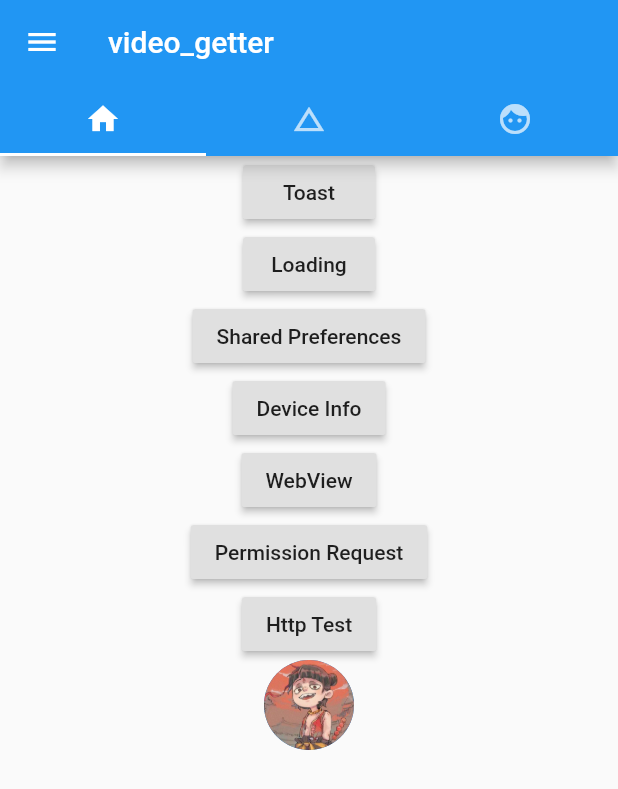
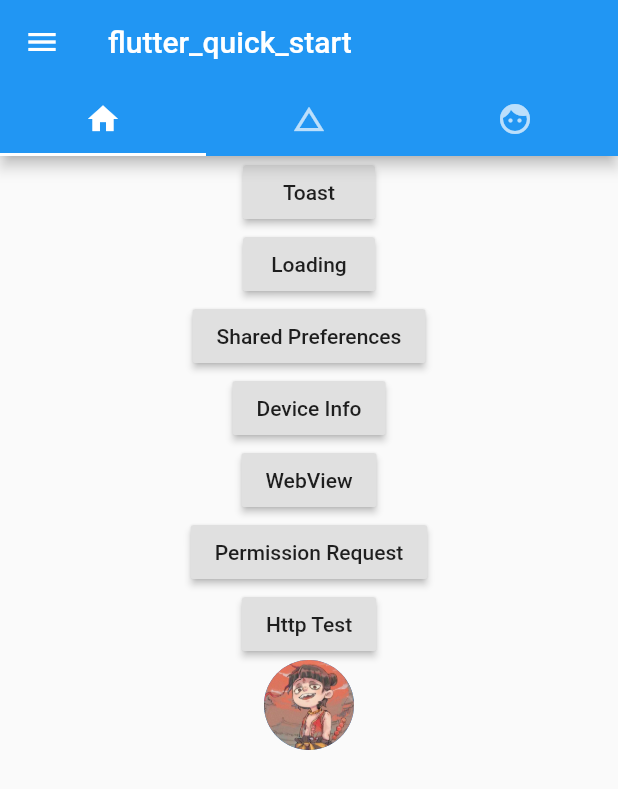
Before and after one commit to RealCoolSnow/VideoGetter, a Flutter app: the screen it shows after launch, on a phone screen of 412 x 824 dp. Shown: the top 789 px of the screen. Run offline on Flutter 3.47's test engine with Material 2 defaults, Android fonts, the phone set to English and light mode, and no system bars; drawn by our look-alikes of flutter_easyloading; our stand-ins replace device_info, dio, fluro, fluttertoast, logger, permission_handler and 2 more; missing offline and left inert: back_button_interceptor; statements that could not run were skipped.

Commit message:
update app

```diff
--- a/app/lib/config/config.dart
+++ b/app/lib/config/config.dart
@@ -10,7 +10,7 @@ import 'package:fluro/fluro.dart';
 class Config {
   /// debug flag
   static const bool debug = true;
-  static const String app = "video_getter";
+  static const String app = "flutter_quick_start";
 
   /// router
   static FluroRouter router;
--- a/app/lib/config/route/route_handlers.dart
+++ b/app/lib/config/route/route_handlers.dart
@@ -8,9 +8,9 @@
 
 import 'package:fluro/fluro.dart';
 import 'package:flutter/material.dart';
-import 'package:video_getter/ui/page/about.dart';
-import 'package:video_getter/ui/page/home.dart';
-import 'package:video_getter/ui/webview/webview.dart';
+import 'package:flutter_quick_start/ui/page/about.dart';
+import 'package:flutter_quick_start/ui/page/home.dart';
+import 'package:flutter_quick_start/ui/webview/webview.dart';
 
 /// home
 var homeHandler = Handler(
--- a/app/lib/config/route/routes.dart
+++ b/app/lib/config/route/routes.dart
@@ -7,7 +7,7 @@
  */
 import 'package:fluro/fluro.dart';
 import 'package:flutter/material.dart';
-import 'package:video_getter/config/route/route_handlers.dart';
+import 'package:flutter_quick_start/config/route/route_handlers.dart';
 
 /// Usage:
 ///
--- a/app/lib/main.dart
+++ b/app/lib/main.dart
@@ -6,6 +6,6 @@
  * @LastEditTime: 2020-09-10 14:23:24
  */
 import 'package:flutter/material.dart';
-import 'package:video_getter/ui/app.dart';
+import 'package:flutter_quick_start/ui/app.dart';
 
 void main() => runApp(App());
--- a/app/lib/service/http/interceptor/interceptor_list.dart
+++ b/app/lib/service/http/interceptor/interceptor_list.dart
@@ -6,8 +6,8 @@
  * @LastEditTime: 2020-09-10 14:24:51
  */
 import 'package:dio/dio.dart';
-import 'package:video_getter/config/config.dart';
-import 'package:video_getter/util/log_util.dart';
+import 'package:flutter_quick_start/config/config.dart';
+import 'package:flutter_quick_start/util/log_util.dart';
 
 class HeaderInterceptor extends Interceptor {
   @override
--- a/app/lib/ui/app.dart
+++ b/app/lib/ui/app.dart
@@ -9,18 +9,18 @@ import 'dart:ui';
 
 import 'package:fluro/fluro.dart';
 import 'package:flutter/material.dart';
-import 'package:video_getter/ui/app_theme.dart';
-import 'package:video_getter/ui/page/home.dart';
-import 'package:video_getter/ui/page/splash_screen.dart';
+import 'package:flutter_quick_start/ui/app_theme.dart';
+import 'package:flutter_quick_start/ui/page/home.dart';
+import 'package:flutter_quick_start/ui/page/splash_screen.dart';
 import 'package:flutter_localizations/flutter_localizations.dart';
-import 'package:video_getter/config/config.dart';
-import 'package:video_getter/config/pref_key.dart';
-import 'package:video_getter/config/route/routes.dart';
-import 'package:video_getter/locale/i18n.dart';
-import 'package:video_getter/locale/locale_util.dart';
-import 'package:video_getter/storage/Pref.dart';
-import 'package:video_getter/util/log_util.dart';
-import 'package:video_getter/util/time_util.dart';
+import 'package:flutter_quick_start/config/config.dart';
+import 'package:flutter_quick_start/config/pref_key.dart';
+import 'package:flutter_quick_start/config/route/routes.dart';
+import 'package:flutter_quick_start/locale/i18n.dart';
+import 'package:flutter_quick_start/locale/locale_util.dart';
+import 'package:flutter_quick_start/storage/Pref.dart';
+import 'package:flutter_quick_start/util/log_util.dart';
+import 'package:flutter_quick_start/util/time_util.dart';
 
 class App extends StatefulWidget {
   _AppState createState() => new _AppState();
@@ -63,7 +63,7 @@ class _AppState extends State<App> {
     return SplashScreen(
         seconds: 3,
         navigateAfterSeconds: HomePage(),
-        title: Text('video_getter',
+        title: Text('flutter_easy',
             style: TextStyle(
                 fontWeight: FontWeight.w700, fontSize: 20, color: Colors.pink)),
         imageBackground: AssetImage('assets/images/splash.jpg'),
--- a/app/lib/ui/page/about.dart
+++ b/app/lib/ui/page/about.dart
@@ -7,7 +7,7 @@
  */
 import 'package:flutter/material.dart';
 import 'package:flutter/widgets.dart';
-import 'package:video_getter/locale/i18n.dart';
+import 'package:flutter_quick_start/locale/i18n.dart';
 
 class AboutPage extends StatefulWidget {
   _AboutPageState createState() => new _AboutPageState();
--- a/app/lib/ui/page/home/tab1.dart
+++ b/app/lib/ui/page/home/tab1.dart
@@ -7,18 +7,18 @@
  */
 import 'package:fluro/fluro.dart';
 import 'package:flutter/material.dart';
-import 'package:video_getter/config/config.dart';
-import 'package:video_getter/config/pref_key.dart';
-import 'package:video_getter/config/route/routes.dart';
-import 'package:video_getter/service/http/http_util.dart';
-import 'package:video_getter/storage/Pref.dart';
-import 'package:video_getter/util/device_util.dart';
-import 'package:video_getter/util/loading_util.dart';
-import 'package:video_getter/util/log_util.dart';
-import 'package:video_getter/util/permission_util.dart';
-import 'package:video_getter/util/time_util.dart';
-import 'package:video_getter/util/toast_util.dart';
-import 'package:video_getterloading/video_getterloading.dart';
+import 'package:flutter_quick_start/config/config.dart';
+import 'package:flutter_quick_start/config/pref_key.dart';
+import 'package:flutter_quick_start/config/route/routes.dart';
+import 'package:flutter_quick_start/service/http/http_util.dart';
+import 'package:flutter_quick_start/storage/Pref.dart';
+import 'package:flutter_quick_start/util/device_util.dart';
+import 'package:flutter_quick_start/util/loading_util.dart';
+import 'package:flutter_quick_start/util/log_util.dart';
+import 'package:flutter_quick_start/util/permission_util.dart';
+import 'package:flutter_quick_start/util/time_util.dart';
+import 'package:flutter_quick_start/util/toast_util.dart';
+import 'package:flutter_easyloading/flutter_easyloading.dart';
 import 'package:permission_handler/permission_handler.dart';
 
 class Tab1 extends StatefulWidget {
@@ -88,7 +88,7 @@ class _Tab1State extends State<Tab1> {
 
   _showWebView() {
     final url = Uri.encodeComponent(
-        'https://github.com/RealCoolSnow/video_getter'); //Uri.encodeComponent('assets/test.html');
+        'https://github.com/RealCoolSnow/flutter_easy'); //Uri.encodeComponent('assets/test.html');
     const title = '';
     Config.router
         .navigateTo(_context, Routes.webview + "?url=$url&title=$title");
--- a/app/lib/ui/page/home/tab3.dart
+++ b/app/lib/ui/page/home/tab3.dart
@@ -6,7 +6,7 @@
  * @LastEditTime: 2020-09-14 11:10:06
  */
 import 'package:flutter/material.dart';
-import 'package:video_getter/ui/widget/shimmer.dart';
+import 'package:flutter_quick_start/ui/widget/shimmer.dart';
 
 class Tab3 extends StatefulWidget {
   @override
--- a/app/lib/ui/page/splash_screen.dart
+++ b/app/lib/ui/page/splash_screen.dart
@@ -9,7 +9,7 @@ import 'package:flutter/material.dart';
  * SplashScreen(
         seconds: 3,
         navigateAfterSeconds: HomePage(),
-        title: Text('video_getter',
+        title: Text('flutter_easy',
             style: TextStyle(
                 fontWeight: FontWeight.w700, fontSize: 20, color: Colors.pink)),
         imageBackground: AssetImage('assets/images/splash.jpg'),
--- a/app/lib/ui/webview/channel/flutter_channel.dart
+++ b/app/lib/ui/webview/channel/flutter_channel.dart
@@ -6,7 +6,7 @@
  * @LastEditTime: 2020-09-11 11:40:19
  */
 import 'package:flutter/cupertino.dart';
-import 'package:video_getter/util/log_util.dart';
+import 'package:flutter_quick_start/util/log_util.dart';
 import 'package:webview_flutter/webview_flutter.dart';
 
 ///
--- a/app/lib/util/loading_util.dart
+++ b/app/lib/util/loading_util.dart
@@ -6,12 +6,12 @@
  * @LastEditTime: 2020-09-14 11:00:01
  */
 import 'package:flutter/material.dart';
-import 'package:video_getter/locale/i18n.dart';
-import 'package:video_getterloading/video_getterloading.dart';
+import 'package:flutter_quick_start/locale/i18n.dart';
+import 'package:flutter_easyloading/flutter_easyloading.dart';
 
 ///
 ///
-/// see - https://github.com/huangjianke/video_getterloading
+/// see - https://github.com/huangjianke/flutter_easyloading
 /// Loading Util
 ///
 ///
--- a/app/locale/i18n_en.json
+++ b/app/locale/i18n_en.json
@@ -1,5 +1,5 @@
 {
-    "app_name": "video_getter",
+    "app_name": "flutter_quick_start",
     "about": "About",
     "ok": "OK",
     "refresh": "Refresh",
--- a/app/locale/i18n_zh.json
+++ b/app/locale/i18n_zh.json
@@ -1,5 +1,5 @@
 {
-    "app_name": "video_getter",
+    "app_name": "flutter_quick_start",
     "about": "关于",
     "ok": "OK",
     "refresh": "刷新",
--- a/app/pubspec.yaml
+++ b/app/pubspec.yaml
@@ -1,4 +1,4 @@
-name: video_getter
+name: flutter_quick_start
 description: A new Flutter project.
 
 # The following line prevents the package from being accidentally published to
@@ -47,8 +47,8 @@ dependencies:
   permission_handler: ^5.0.1+1
   # back_button_interceptor - https://pub.flutter-io.cn/packages/back_button_interceptor
   back_button_interceptor: ^4.3.0
-  # video_getterloading - https://github.com/huangjianke/video_getterloading
-  video_getterloading: ^2.0.0
+  # flutter_easyloading - https://github.com/huangjianke/flutter_easyloading
+  flutter_easyloading: ^2.0.0
 
 dev_dependencies:
   flutter_test:
```
Also changed, not shown: app/lib/service/http/http_util.dart (+6 -6 lines), app/lib/service/http/util/full_url.dart (+4 -4 lines), app/lib/ui/page/home.dart (+8 -8 lines), app/lib/ui/webview/webview.dart (+5 -5 lines), app/pubspec.lock, 7 other files.
